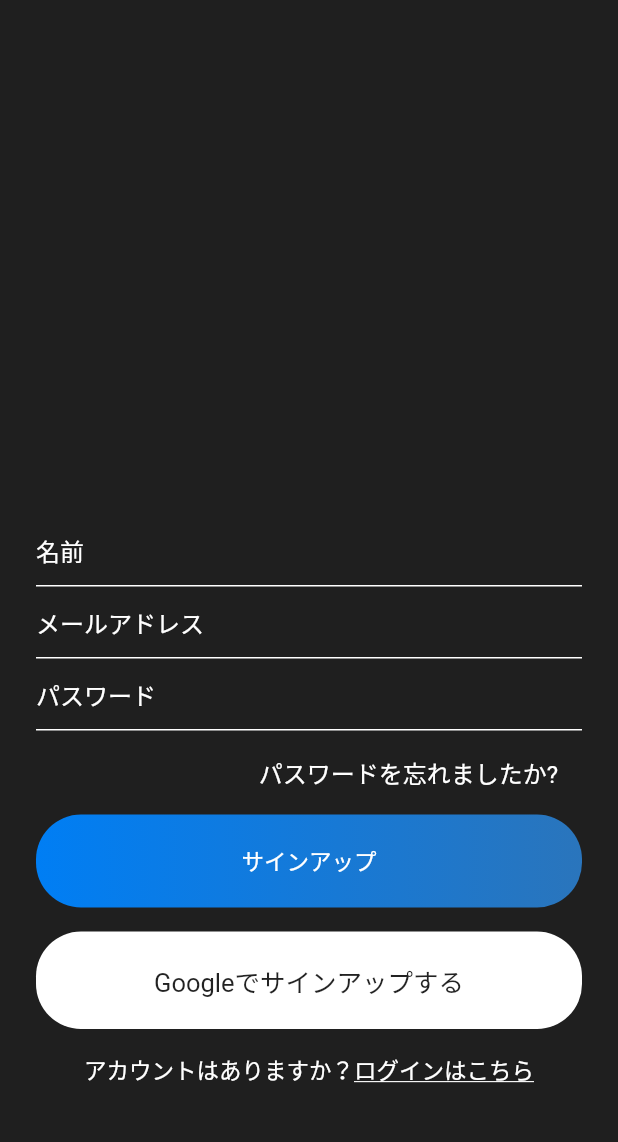
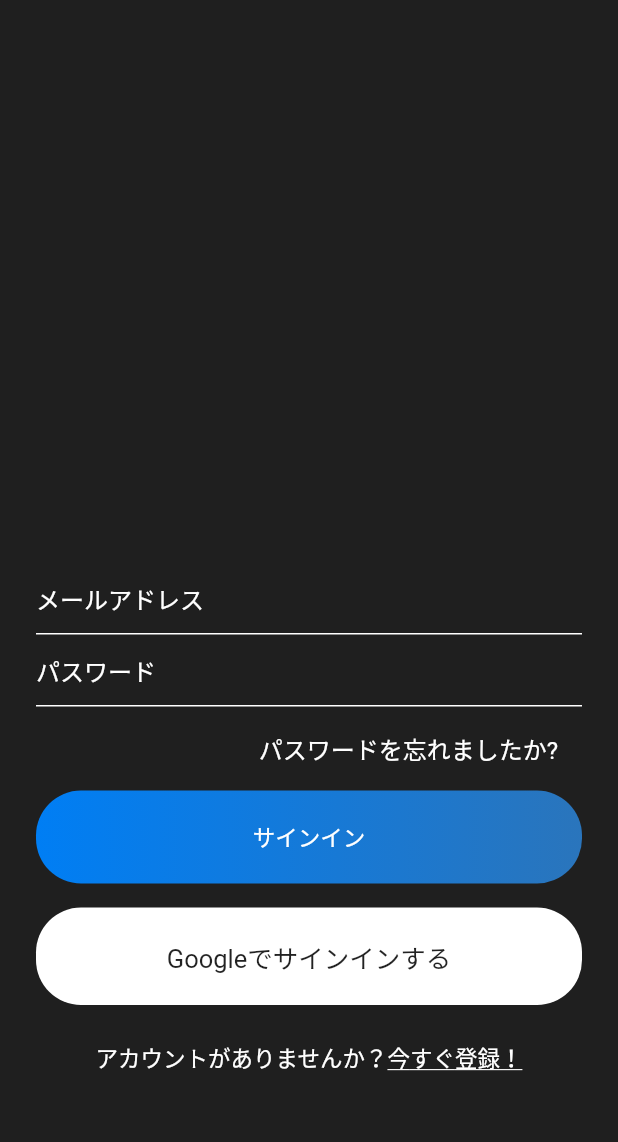
Before and after one commit to NorthPaddy/chat_app, a Flutter app: the screen it shows after launch, on a phone screen of 412 x 824 dp, the part 84-1226 px from its top. Run offline on Flutter 3.47's test engine with Material 2 defaults, Android fonts, the phone set to English and light mode, and no system bars; our stand-ins replace firebase_auth, firebase_core; accounts and stored records are empty.

Commit message:
サインイン＆サインアップの挙動設定

```diff
--- /dev/null
+++ b/lib/helper/authenitcate.dart
@@ -0,0 +1,27 @@
+import 'package:chat_app/views/signIn.dart';
+import 'package:chat_app/views/signUp.dart';
+import 'package:flutter/material.dart';
+
+class Authenitcate extends StatefulWidget {
+  @override
+  _AuthenitcateState createState() => _AuthenitcateState();
+}
+
+class _AuthenitcateState extends State<Authenitcate> {
+  bool showSignIn = true;
+
+  void toggleView() {
+    setState(() {
+      showSignIn = !showSignIn;
+    });
+  }
+
+  @override
+  Widget build(BuildContext context) {
+    if (showSignIn) {
+      return SignIn(toggleView);
+    } else {
+      return SignUp(toggleView);
+    }
+  }
+}
--- a/lib/main.dart
+++ b/lib/main.dart
@@ -1,5 +1,4 @@
-import 'package:chat_app/views/signin.dart';
-import 'package:chat_app/views/signup.dart';
+import 'package:chat_app/helper/authenitcate.dart';
 import 'package:flutter/material.dart';
 import 'package:firebase_core/firebase_core.dart';
 
@@ -20,7 +19,7 @@ class MyApp extends StatelessWidget {
         primarySwatch: Colors.blue,
         visualDensity: VisualDensity.adaptivePlatformDensity,
       ),
-      home: SignUp(),
+      home: Authenitcate(),
     );
   }
 }
--- a/lib/views/signin.dart
+++ b/lib/views/signIn.dart
@@ -2,6 +2,9 @@ import 'package:chat_app/Widgets/widget.dart';
 import 'package:flutter/material.dart';
 
 class SignIn extends StatefulWidget {
+  final Function toggle;
+  SignIn(this.toggle);
+
   @override
   _SignInState createState() => _SignInState();
 }
@@ -79,12 +82,20 @@ class _SignInState extends State<SignIn> {
                       "アカウントがありませんか？",
                       style: mediumTextStyle(),
                     ),
-                    Text(
-                      '今すぐ登録！',
-                      style: TextStyle(
-                        color: Colors.white,
-                        fontSize: 15,
-                        decoration: TextDecoration.underline,
+                    GestureDetector(
+                      onTap: () {
+                        widget.toggle();
+                      },
+                      child: Container(
+                        padding: EdgeInsets.symmetric(vertical: 8),
+                        child: Text(
+                          '今すぐ登録！',
+                          style: TextStyle(
+                            color: Colors.white,
+                            fontSize: 15,
+                            decoration: TextDecoration.underline,
+                          ),
+                        ),
                       ),
                     )
                   ],
```
Also changed, not shown: lib/views/signUp.dart (renamed from lib/views/signup.dart, +17 -6 lines).
